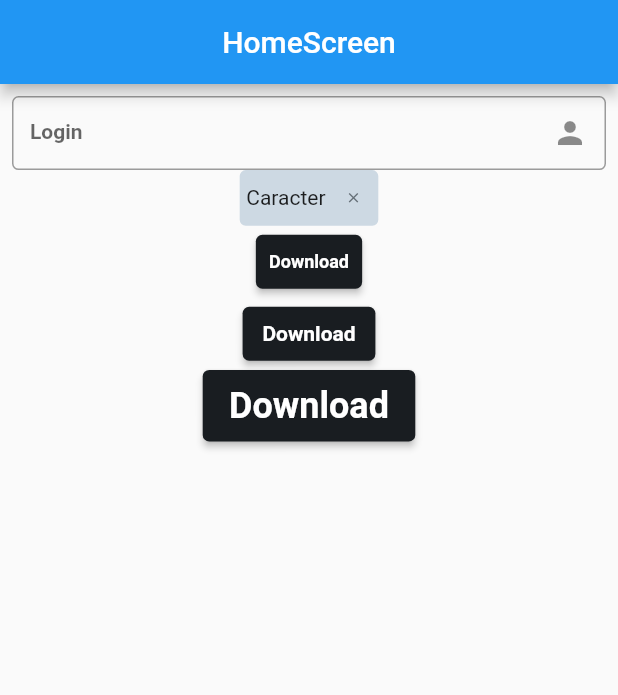
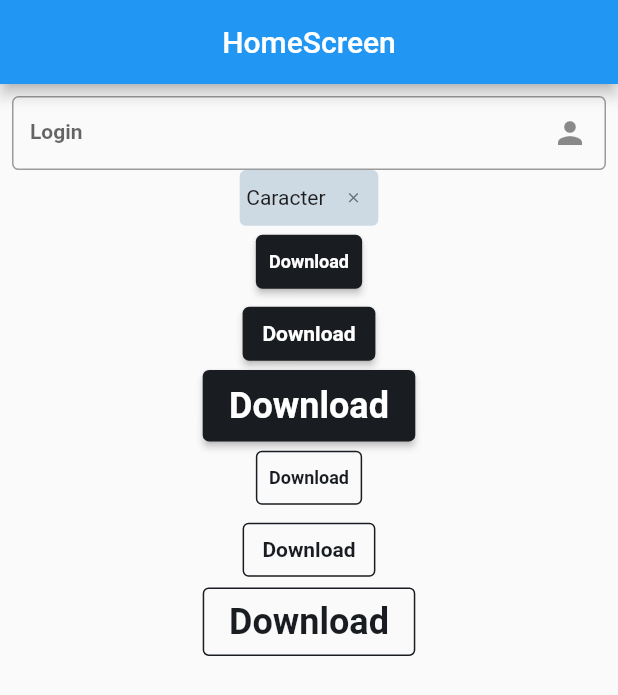
Before and after one commit to congfandi/booking_app, a Flutter app: the screen it shows after launch, on a phone screen of 412 x 824 dp. Shown: the top 695 px of the screen. Run offline on Flutter 3.47's test engine with Material 2 defaults, Android fonts, the phone set to English and light mode, and no system bars; our stand-ins replace flutter_screenutil, get.

Commit message:
WIP : Finish secondary.button.dart as a secondary button in the app

```diff
--- a/lib/infrastructure/widgets/primary.button.dart
+++ b/lib/infrastructure/widgets/primary.button.dart
@@ -11,7 +11,7 @@ class PrimaryButton {
       required this.buttonText,
       this.onPressed});
 
-  Widget get primary01 => ElevatedButton(
+  Widget get type1 => ElevatedButton(
         onPressed: onPressed,
         child: Text(
           buttonText,
@@ -35,7 +35,7 @@ class PrimaryButton {
         ),
       );
 
-  Widget get primary02 => ElevatedButton(
+  Widget get type2 => ElevatedButton(
         onPressed: onPressed,
         child: Text(
           buttonText,
@@ -60,7 +60,7 @@ class PrimaryButton {
         ),
       );
 
-  Widget get primary03 => ElevatedButton(
+  Widget get type3 => ElevatedButton(
         onPressed: onPressed,
         child: Text(
           buttonText,
--- /dev/null
+++ b/lib/infrastructure/widgets/secondary.button.dart
@@ -0,0 +1,83 @@
+import 'package:booking_app/infrastructure/theme/theme.dart';
+import 'package:flutter/material.dart';
+
+class SecondaryButton {
+  final Color buttonColor;
+  final String buttonText;
+  final Function()? onPressed;
+
+  SecondaryButton({
+    this.buttonColor = ColourStyles.ink01,
+    required this.buttonText,
+    this.onPressed,
+  });
+
+  Widget get type1 => OutlinedButton(
+        onPressed: onPressed,
+        child: Text(
+          buttonText,
+          style: TextStyles.componentsSmall.copyWith(color: buttonColor),
+        ),
+        style: OutlinedButton.styleFrom(
+          side: BorderSide(
+            color: buttonColor,
+            width: 1,
+          ),
+          shape: RoundedRectangleBorder(
+            borderRadius: BorderRadius.circular(4),
+          ),
+          padding: EdgeInsets.only(
+            left: SizeStyles.width8,
+            right: SizeStyles.width8,
+            top: SizeStyles.width4,
+            bottom: SizeStyles.width4,
+          ),
+        ),
+      );
+
+  Widget get type2 => OutlinedButton(
+        onPressed: onPressed,
+        child: Text(
+          buttonText,
+          style: TextStyles.componentsMedium.copyWith(color: buttonColor),
+        ),
+        style: OutlinedButton.styleFrom(
+          side: BorderSide(
+            color: buttonColor,
+            width: 1,
+          ),
+          shape: RoundedRectangleBorder(
+            borderRadius: BorderRadius.circular(4),
+          ),
+          padding: EdgeInsets.only(
+            left: SizeStyles.width12,
+            right: SizeStyles.width12,
+            top: SizeStyles.width8,
+            bottom: SizeStyles.width8,
+          ),
+        ),
+      );
+
+  Widget get type3 => OutlinedButton(
+        onPressed: onPressed,
+        child: Text(
+          buttonText,
+          style: TextStyles.componentsLarge.copyWith(color: buttonColor),
+        ),
+        style: OutlinedButton.styleFrom(
+          side: BorderSide(
+            color: buttonColor,
+            width: 1,
+          ),
+          shape: RoundedRectangleBorder(
+            borderRadius: BorderRadius.circular(4),
+          ),
+          padding: EdgeInsets.only(
+            left: SizeStyles.width16,
+            right: SizeStyles.width16,
+            top: SizeStyles.width8,
+            bottom: SizeStyles.width8,
+          ),
+        ),
+      );
+}
--- a/lib/presentation/home/home.screen.dart
+++ b/lib/presentation/home/home.screen.dart
@@ -1,6 +1,7 @@
 import 'package:booking_app/infrastructure/widgets/primary.button.dart';
 import 'package:booking_app/infrastructure/widgets/app.input.dart';
 import 'package:booking_app/infrastructure/widgets/category.dart';
+import 'package:booking_app/infrastructure/widgets/secondary.button.dart';
 import 'package:flutter/foundation.dart';
 import 'package:flutter/material.dart';
 
@@ -27,9 +28,12 @@ class HomeScreen extends GetView<HomeController> {
               suffix: Icon(Icons.person),
             ),
             CategoryEvent(onTap: () {}, title: "Caracter"),
-            PrimaryButton(buttonText: "Download",onPressed: (){}).primary01,
-            PrimaryButton(buttonText: "Download",onPressed: (){}).primary02,
-            PrimaryButton(buttonText: "Download",onPressed: (){}).primary03,
+            PrimaryButton(buttonText: "Download", onPressed: () {}).type1,
+            PrimaryButton(buttonText: "Download", onPressed: () {}).type2,
+            PrimaryButton(buttonText: "Download", onPressed: () {}).type3,
+            SecondaryButton(buttonText: "Download", onPressed: () {}).type1,
+            SecondaryButton(buttonText: "Download", onPressed: () {}).type2,
+            SecondaryButton(buttonText: "Download", onPressed: () {}).type3,
           ],
         ),
       ),
```
